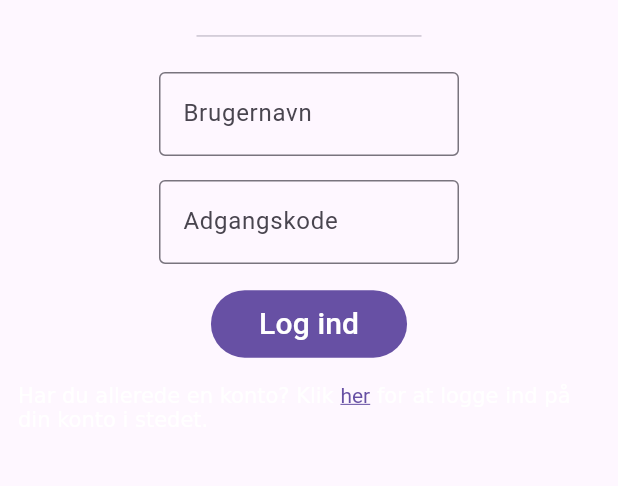
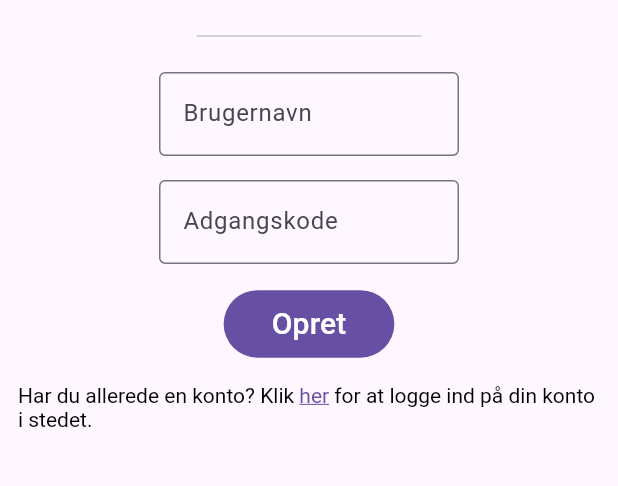
Before and after one commit to Mercantec-GHC/h4-projekt-gruppe2-ttp, a Flutter app: the screen it shows after launch, after a tap on an icon or button, on a phone screen of 412 x 824 dp, the part 492-978 px from its top. Run offline on Flutter 3.47's test engine with Material 3 defaults, Android fonts, the phone set to English and light mode, and no system bars; network calls fail.

Commit message:
createUser frontend tweak v2

```diff
--- a/Mobile/lib/login_page.dart
+++ b/Mobile/lib/login_page.dart
@@ -1,14 +1,11 @@
 import 'package:flutter/material.dart';
 import 'package:mobile/logo.dart';
 import 'package:mobile/register_page.dart';
-import 'package:mobile/gorbie.dart';
 
 class LoginPage extends StatelessWidget {
   const LoginPage({super.key});
 
   void _loginPressed() {}
-
-  void _registerPressed() {}
 
   @override
   Widget build(BuildContext context) {
@@ -67,7 +64,9 @@ class LoginPage extends StatelessWidget {
                 child: RichText(
                   text: TextSpan(
                     children: <TextSpan>[
-                      const TextSpan(text: 'Har du ikke en konto? Klik '),
+                      const TextSpan(
+                          text: 'Har du ikke en konto? Klik ',
+                          style: TextStyle(color: Colors.black)),
                       TextSpan(
                         text: 'her',
                         style: TextStyle(
@@ -75,7 +74,8 @@ class LoginPage extends StatelessWidget {
                             decoration: TextDecoration.underline),
                       ),
                       const TextSpan(
-                          text: ' for at registrere en ny konto i stedet.'),
+                          text: ' for at registrere en ny konto i stedet.',
+                          style: TextStyle(color: Colors.black)),
                     ],
                   ),
                 ),
--- a/Mobile/lib/register_page.dart
+++ b/Mobile/lib/register_page.dart
@@ -1,7 +1,7 @@
 import 'package:flutter/material.dart';
+import 'package:mobile/login_page.dart';
 import 'package:mobile/logo.dart';
 import 'package:mobile/api_frontend/client.dart';
-import 'package:mobile/home_page.dart';
 import 'package:provider/provider.dart';
 
 class RegisterRequest extends ChangeNotifier {
@@ -37,8 +37,6 @@ final class Error extends Response {
 class RegisterPage extends StatelessWidget {
   RegisterPage({super.key});
 
-  void _registerPressed() {}
-
   final username = TextEditingController();
   final password = TextEditingController();
 
@@ -62,14 +60,15 @@ class RegisterPage extends StatelessWidget {
                 return const Center(child: CircularProgressIndicator());
               }
             case Success():
-              if (context.mounted) {
-                Future.microtask(() {
+              statusText = "Bruger oprettet";
+              Future.microtask(() {
+                Future.delayed(const Duration(seconds: 2), () {
                   Navigator.push(
                     context,
-                    MaterialPageRoute(builder: (context) => HomeNavigation()),
+                    MaterialPageRoute(builder: (context) => const LoginPage()),
                   );
                 });
-              }
+              });
             case Error(message: final message):
               statusText = message;
           }
@@ -113,7 +112,7 @@ class RegisterPage extends StatelessWidget {
                         child: const Padding(
                           padding: EdgeInsets.all(8),
                           child: Text(
-                            "Log ind",
+                            "Opret",
                             style: TextStyle(fontSize: 20),
                           ),
                         ),
@@ -125,7 +124,8 @@ class RegisterPage extends StatelessWidget {
                           text: TextSpan(
                             children: <TextSpan>[
                               const TextSpan(
-                                  text: 'Har du allerede en konto? Klik '),
+                                  text: 'Har du allerede en konto? Klik ',
+                                  style: TextStyle(color: Colors.black)),
                               TextSpan(
                                 text: 'her',
                                 style: TextStyle(
@@ -134,7 +134,8 @@ class RegisterPage extends StatelessWidget {
                               ),
                               const TextSpan(
                                   text:
-                                      ' for at logge ind på din konto i stedet.'),
+                                      ' for at logge ind på din konto i stedet.',
+                                  style: TextStyle(color: Colors.black)),
                             ],
                           ),
                         ),
```
